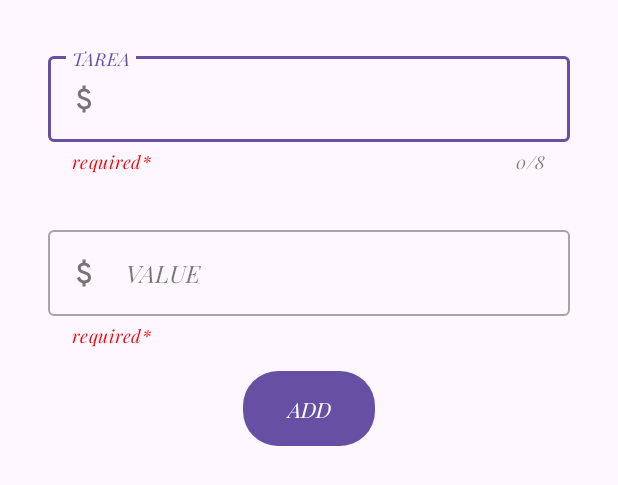
After one commit to clerodri/ReafApp, an Android app: the layout dialog_todo_2.xml on its own in the app's theme, with its tools: preview values and no code run, on a phone screen of 412 x 824 dp. The commit adds this screen. Shown: the top 485 px of the screen. Run offline under Robolectric (Android 15) with nearby library versions, the phone set to English and light mode, and no system bars.

Commit message:
Customizando dialogo

```diff
--- a/app/src/main/AndroidManifest.xml
+++ b/app/src/main/AndroidManifest.xml
@@ -13,7 +13,7 @@
         android:name=".ReafApp"
         android:roundIcon="@mipmap/ic_launcher_round"
         android:supportsRtl="true"
-        android:theme="@style/MemitoAppNoActionBar"
+        android:theme="@style/Base.Theme.MemitoApp"
         tools:targetApi="31">
         <activity
             android:name=".ui.MainActivity"
--- a/app/src/main/java/com/clerodri/memitoapp/ui/todo/TodoViewModel.kt
+++ b/app/src/main/java/com/clerodri/memitoapp/ui/todo/TodoViewModel.kt
@@ -95,7 +95,6 @@ class TodoViewModel @Inject constructor(
                                 }
                         }
 
-                    else -> {}
                 }
         }
 
--- /dev/null
+++ b/app/src/main/res/drawable/round_button.xml
@@ -0,0 +1,8 @@
+<?xml version="1.0" encoding="utf-8"?>
+<shape android:shape="rectangle"
+    xmlns:android="http://schemas.android.com/apk/res/android">
+
+    <size android:height="50dp" android:width="50dp"></size>
+    <solid android:color="@color/accent"></solid>
+    <corners android:radius="23dp"></corners>
+</shape>
--- /dev/null
+++ b/app/src/main/res/layout/dialog_todo_2.xml
@@ -0,0 +1,80 @@
+<?xml version="1.0" encoding="utf-8"?>
+<androidx.constraintlayout.widget.ConstraintLayout
+    xmlns:android="http://schemas.android.com/apk/res/android"
+    xmlns:app="http://schemas.android.com/apk/res-auto"
+    android:layout_width="match_parent"
+    android:layout_height="wrap_content"
+    >
+    <com.google.android.material.textfield.TextInputLayout
+        style="@style/Widget.MaterialComponents.TextInputLayout.OutlinedBox"
+        android:id="@+id/textInputLayout"
+        android:layout_width="match_parent"
+        android:layout_height="wrap_content"
+        app:helperTextTextColor="@color/red"
+        android:layout_marginStart="32dp"
+        android:layout_marginEnd="32dp"
+        android:layout_marginTop="32dp"
+        app:helperText="required*"
+        android:hint="TAREA"
+        app:counterEnabled="true"
+        app:errorEnabled="true"
+        app:counterMaxLength="8"
+        app:endIconMode="clear_text"
+        app:startIconDrawable="@drawable/dolar_iconpx"
+        app:layout_constraintStart_toStartOf="parent"
+        app:layout_constraintEnd_toEndOf="parent"
+        app:layout_constraintTop_toTopOf="parent"
+
+        >
+
+        <com.google.android.material.textfield.TextInputEditText
+            android:id="@+id/etTodoName"
+            android:layout_width="match_parent"
+            android:layout_height="wrap_content"
+            android:maxLength="8"
+            />
+
+    </com.google.android.material.textfield.TextInputLayout>
+    <com.google.android.material.textfield.TextInputLayout
+        style="@style/Widget.MaterialComponents.TextInputLayout.OutlinedBox"
+        android:id="@+id/textInputLayout2"
+        android:layout_width="match_parent"
+        android:layout_height="wrap_content"
+        app:helperTextTextColor="@color/red"
+
+        android:layout_marginStart="32dp"
+        android:layout_marginEnd="32dp"
+        android:layout_marginTop="32dp"
+        app:helperText="required*"
+        android:hint="VALUE"
+        app:startIconDrawable="@drawable/dolar_iconpx"
+        app:layout_constraintStart_toStartOf="parent"
+        app:layout_constraintEnd_toEndOf="parent"
+        app:layout_constraintTop_toBottomOf="@+id/textInputLayout"
+
+        >
+
+        <com.google.android.material.textfield.TextInputEditText
+            android:id="@+id/etValue"
+            android:layout_width="match_parent"
+            android:layout_height="wrap_content"
+            android:inputType="numberDecimal"
+            />
+
+    </com.google.android.material.textfield.TextInputLayout>
+
+    <Button
+        android:layout_width="wrap_content"
+        android:layout_height="wrap_content"
+        app:layout_constraintTop_toBottomOf="@+id/textInputLayout2"
+        app:layout_constraintStart_toStartOf="parent"
+        app:layout_constraintEnd_toEndOf="parent"
+        app:layout_constraintBottom_toBottomOf="parent"
+        android:text="ADD"
+        android:background="@drawable/round_button"
+        android:layout_marginTop="15dp"
+        android:layout_marginBottom="30dp"
+        />
+
+
+</androidx.constraintlayout.widget.ConstraintLayout>
--- a/app/src/main/res/values/themes.xml
+++ b/app/src/main/res/values/themes.xml
@@ -1,15 +1,16 @@
 <resources xmlns:tools="http://schemas.android.com/tools">
     <!-- Base application theme. -->
-    <style name="Base.Theme.MemitoApp" parent="Theme.Material3.DayNight.NoActionBar">
+    <style name="Base.Theme.MemitoApp" parent="Theme.Material3.Light.NoActionBar">
         <!-- Customize your light theme here. -->
         <!-- <item name="colorPrimary">@color/my_light_primary</item> -->
         <item name="android:fontFamily">@font/playfairitalic_variablefont_wght</item>
     </style>
 
     <style name="Theme.MemitoApp" parent="Base.Theme.MemitoApp" />
-    <style name="MemitoAppNoActionBar" parent="Theme.AppCompat.NoActionBar">
+    <style name="MemitoAppNoActionBar" parent="Theme.MaterialComponents.Light.NoActionBar">
         <item name="android:fontFamily">@font/playfairitalic_variablefont_wght</item>
         <item name="android:windowFullscreen">true</item>
+        <item name="colorPrimary">@color/accent</item>
 
     </style>
 </resources>
```
